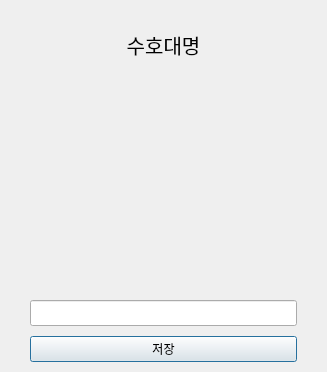
The window that ui_src/gard_name.ui (GOJUYANG/P_DobisProject) describes before a commit, drawn with Qt 5.
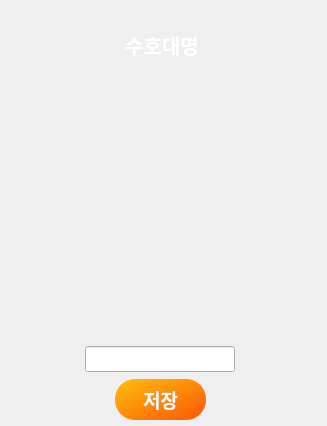
The same window after the commit. Icons and pictures are not drawn.

What changed in the file:
```diff
--- a/ui_src/gard_name.ui
+++ b/ui_src/gard_name.ui
@@ -7,30 +7,21 @@
     <x>0</x>
     <y>0</y>
     <width>327</width>
-    <height>372</height>
+    <height>426</height>
    </rect>
   </property>
   <property name="windowTitle">
    <string>Dialog</string>
   </property>
-  <layout class="QVBoxLayout" name="verticalLayout">
-   <property name="spacing">
-    <number>10</number>
-   </property>
-   <property name="leftMargin">
-    <number>30</number>
-   </property>
-   <property name="topMargin">
-    <number>30</number>
-   </property>
-   <property name="rightMargin">
-    <number>30</number>
-   </property>
-   <property name="bottomMargin">
-    <number>10</number>
-   </property>
-   <item>
     <widget class="QLabel" name="lb_gard_type">
+   <property name="geometry">
+    <rect>
+     <x>37</x>
+     <y>31</y>
+     <width>250</width>
+     <height>27</height>
+    </rect>
+   </property>
      <property name="sizePolicy">
       <sizepolicy hsizetype="Expanding" vsizetype="Fixed">
        <horstretch>0</horstretch>
@@ -52,8 +43,13 @@
      <property name="font">
       <font>
        <pointsize>15</pointsize>
-      </font>
-     </property>
+     <bold>true</bold>
+    </font>
+   </property>
+   <property name="styleSheet">
+    <string notr="true">color: rgb(255, 255, 255);
+font-weight: bold;</string>
+   </property>
      <property name="text">
       <string>수호대명</string>
      </property>
@@ -61,16 +57,15 @@
       <set>Qt::AlignCenter</set>
      </property>
     </widget>
-   </item>
-   <item>
-    <widget class="QLabel" name="lb_gard_img">
-     <property name="text">
-      <string/>
-     </property>
-    </widget>
-   </item>
-   <item>
     <widget class="QLineEdit" name="le_gard_name">
+   <property name="geometry">
+    <rect>
+     <x>85</x>
+     <y>346</y>
+     <width>150</width>
+     <height>26</height>
+    </rect>
+   </property>
      <property name="font">
       <font>
        <pointsize>11</pointsize>
@@ -80,15 +75,110 @@
       <set>Qt::ImhNone</set>
      </property>
     </widget>
-   </item>
-   <item>
     <widget class="QPushButton" name="pb_save">
+   <property name="geometry">
+    <rect>
+     <x>115</x>
+     <y>379</y>
+     <width>91</width>
+     <height>41</height>
+    </rect>
+   </property>
+   <property name="font">
+    <font>
+     <pointsize>14</pointsize>
+     <bold>true</bold>
+    </font>
+   </property>
+   <property name="styleSheet">
+    <string notr="true">QPushButton{
+	color: white;
+	background-color: qlineargradient(spread:pad, x1:0, y1:0, x2:1, y2:1, stop:0 rgba(255, 190, 11, 255), stop:1 rgba(251, 86, 7, 255));
+	border-radius: 20px;
+}</string>
+   </property>
      <property name="text">
       <string>저장</string>
      </property>
     </widget>
-   </item>
-  </layout>
+  <widget class="QLabel" name="lb_gard_frame">
+   <property name="geometry">
+    <rect>
+     <x>22</x>
+     <y>10</y>
+     <width>279</width>
+     <height>72</height>
+    </rect>
+   </property>
+   <property name="sizePolicy">
+    <sizepolicy hsizetype="Expanding" vsizetype="Fixed">
+     <horstretch>0</horstretch>
+     <verstretch>0</verstretch>
+    </sizepolicy>
+   </property>
+   <property name="minimumSize">
+    <size>
+     <width>250</width>
+     <height>0</height>
+    </size>
+   </property>
+   <property name="maximumSize">
+    <size>
+     <width>16777215</width>
+     <height>16777215</height>
+    </size>
+   </property>
+   <property name="font">
+    <font>
+     <pointsize>15</pointsize>
+    </font>
+   </property>
+   <property name="text">
+    <string/>
+   </property>
+   <property name="pixmap">
+    <pixmap>../img_src/name/light_name.png</pixmap>
+   </property>
+   <property name="alignment">
+    <set>Qt::AlignCenter</set>
+   </property>
+  </widget>
+  <widget class="QLabel" name="lb_gard_img">
+   <property name="geometry">
+    <rect>
+     <x>27</x>
+     <y>100</y>
+     <width>270</width>
+     <height>220</height>
+    </rect>
+   </property>
+   <property name="sizePolicy">
+    <sizepolicy hsizetype="Fixed" vsizetype="Fixed">
+     <horstretch>0</horstretch>
+     <verstretch>0</verstretch>
+    </sizepolicy>
+   </property>
+   <property name="minimumSize">
+    <size>
+     <width>270</width>
+     <height>220</height>
+    </size>
+   </property>
+   <property name="maximumSize">
+    <size>
+     <width>270</width>
+     <height>220</height>
+    </size>
+   </property>
+   <property name="text">
+    <string/>
+   </property>
+  </widget>
+  <zorder>lb_gard_frame</zorder>
+  <zorder>lb_gard_type</zorder>
+  <zorder>le_gard_name</zorder>
+  <zorder>pb_save</zorder>
+  <zorder>lb_gard_img</zorder>
  </widget>
  <resources/>
  <connections>
```
Lines whose indentation alone changed are shown as unchanged.
